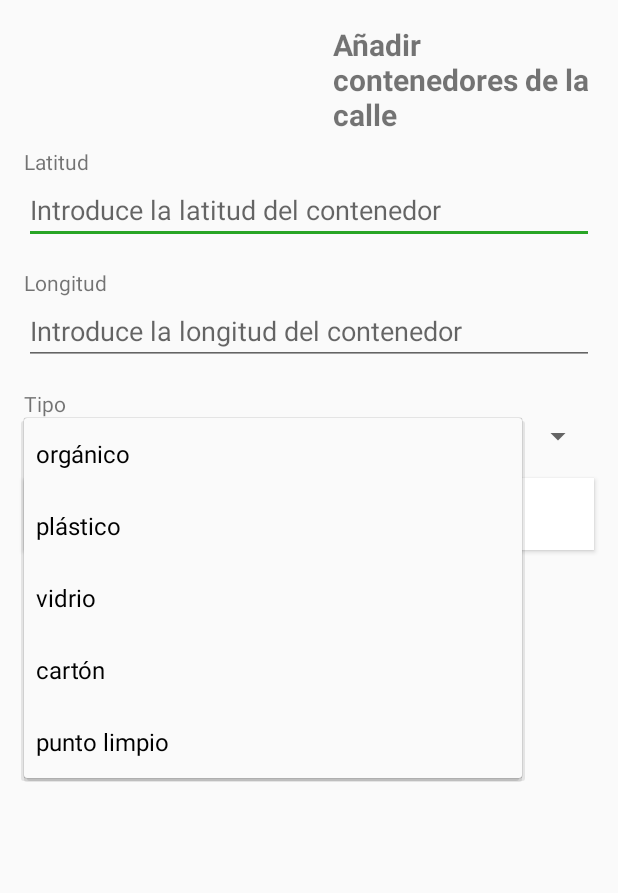
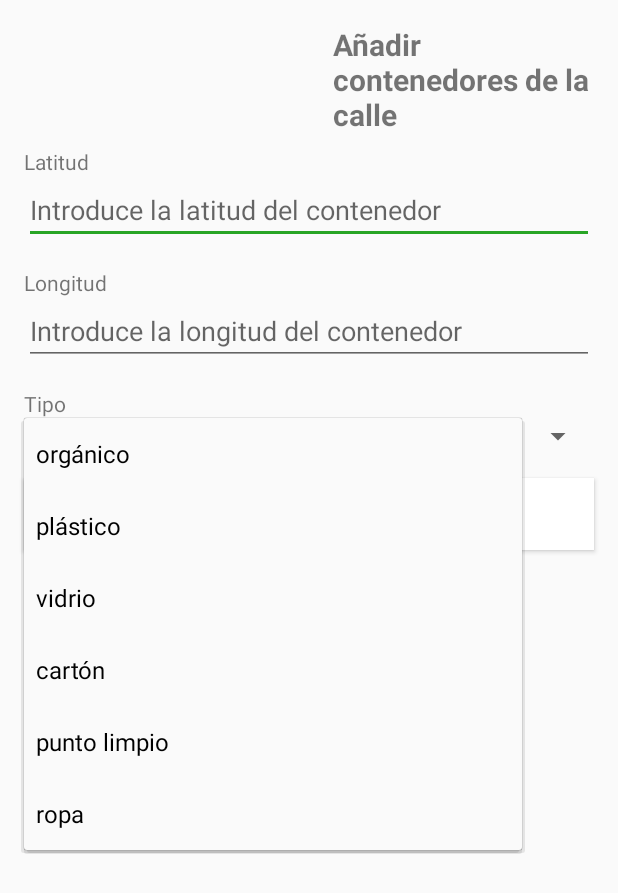
Before and after one commit to LuisLasbelin/e-contenedores, an Android app: the ActividadContenedoresCalle screen opened directly, with no data from a screen before it, after a tap on "orgánico", on a phone screen of 412 x 824 dp. Shown: the top 893 px of the screen. Run offline under Robolectric (Android 15) with nearby library versions, the light colour scheme and no system bars; our stand-ins replace Firebase (no records; nobody signed in at launch, a user with empty details on screens opened directly).

Commit message:
He metido para contenedores de ropa

```diff
--- a/Android/app/src/main/java/com/example/recycle/activity/MainActivity.java
+++ b/Android/app/src/main/java/com/example/recycle/activity/MainActivity.java
@@ -318,6 +318,12 @@ public class MainActivity extends AppCompatActivity implements
                                                 .defaultMarker(BitmapDescriptorFactory.HUE_VIOLET)))
                                         .setTitle("Punto limpio");
                                 break;
+                            case "ropa":
+                                map.addMarker(new MarkerOptions().position(new LatLng(contenedor.getDouble("latitud"), contenedor.getDouble("longitud")))
+                                        .icon(BitmapDescriptorFactory
+                                                .defaultMarker(BitmapDescriptorFactory.HUE_ROSE)))
+                                        .setTitle("Ropa");
+                                break;
                             default:
                                 break;
                         }
--- a/Android/app/src/main/res/values/strings.xml
+++ b/Android/app/src/main/res/values/strings.xml
@@ -23,6 +23,7 @@
         <item>vidrio</item>
         <item>cartón</item>
         <item>punto limpio</item>
+        <item>ropa</item>
     </string-array>
 
 </resources>
```
